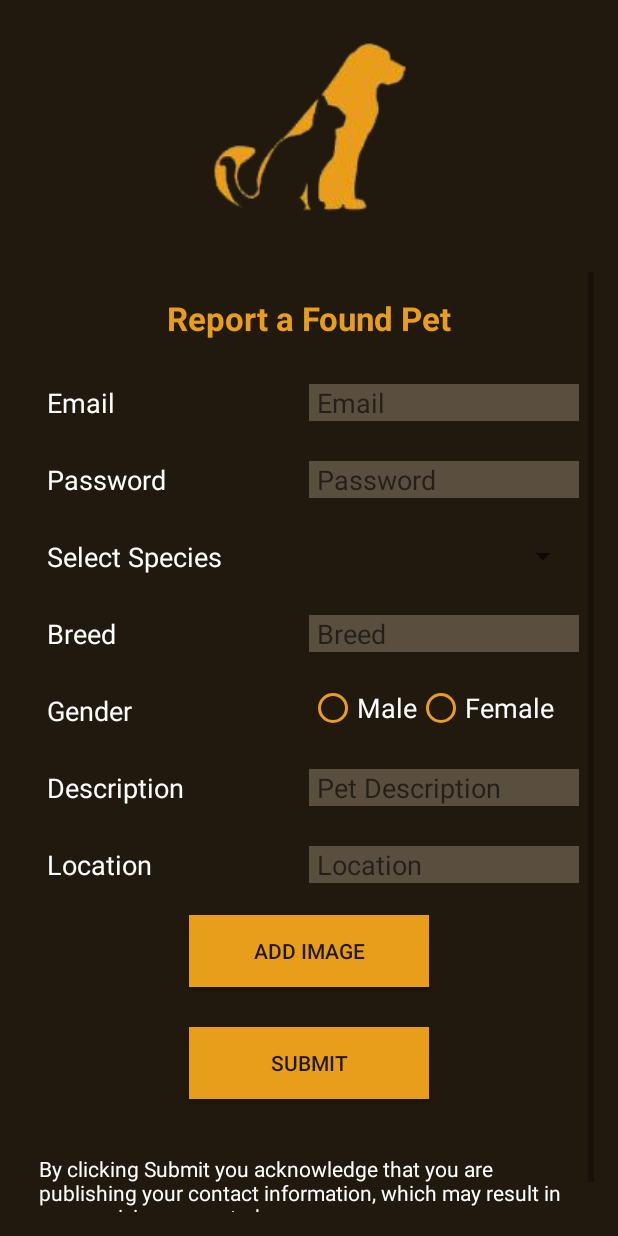
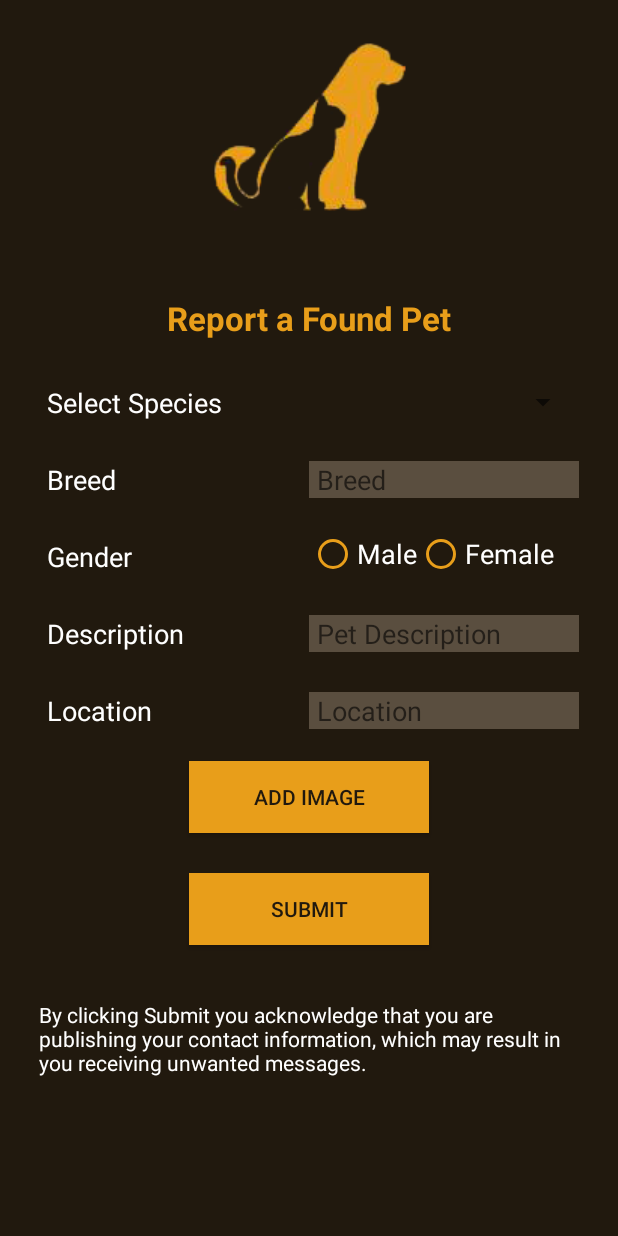
Before and after one commit to pbrooker/PetShout, an Android app: the layout fragment_report_found_pet.xml on its own in the app's theme, with its tools: preview values and no code run, on a phone screen of 412 x 824 dp. Run offline under Robolectric (Android 15) with nearby library versions, the phone set to English and light mode, and no system bars.

Commit message:
fixed an error in found pet fragment, adjusted to layout to add some scroll space.

```diff
--- a/app/src/main/java/com/codeitonce/petshout/ClaimLostPetFragment.java
+++ b/app/src/main/java/com/codeitonce/petshout/ClaimLostPetFragment.java
@@ -70,7 +70,7 @@ public class ClaimLostPetFragment extends Fragment {
         // Inflate the layout for this fragment
         View view = inflater.inflate(R.layout.fragment_claim_lost_pet, container, false);
 
-        mEmail = (TextView) view.findViewById(R.id.found_pet_email_textview);
+
         mBreed = (TextView) view.findViewById(R.id.claim_pet_breed);
         mGender = (TextView) view.findViewById(R.id.claim_pet_gender);
         mDescription = (TextView) view.findViewById(R.id.claim_pet_description);
--- a/app/src/main/java/com/codeitonce/petshout/MainActivity.java
+++ b/app/src/main/java/com/codeitonce/petshout/MainActivity.java
@@ -35,7 +35,7 @@ public class MainActivity extends AppCompatActivity
 
         DBHandler dbHandler = new DBHandler(getApplicationContext());
         //rebuild tables until issue of comparing data in sqlite solved
-        dbHandler.rebuildTables();
+        //dbHandler.rebuildTables();
 
         try
         {
--- a/app/src/main/java/com/codeitonce/petshout/ReportFoundPetFragment.java
+++ b/app/src/main/java/com/codeitonce/petshout/ReportFoundPetFragment.java
@@ -24,7 +24,6 @@ import android.widget.EditText;
 import android.widget.RadioButton;
 import android.widget.RadioGroup;
 import android.widget.Spinner;
-import android.widget.TextView;
 import android.widget.Toast;
 
 import com.backendless.Backendless;
@@ -71,8 +70,6 @@ public class ReportFoundPetFragment extends Fragment
     private String userObjectID;
     private BackendlessUser currentbkuser;
     private Boolean isValidUser;
-    private TextView mEmailTextView;
-    private TextView mPasswordTextView;
     private DBHandler db;
     private String mID;
 
@@ -100,7 +97,7 @@ public class ReportFoundPetFragment extends Fragment
             userEmail = user.getEmail();
             userObjectID = user.getObjectId();
            //Log.i("current user", userObjectID.toString());
-           // Log.i("user email", userEmail);
+            Log.i("user email", userEmail);
             currentbkuser = new BackendlessUser();
 
         }
@@ -126,17 +123,8 @@ public class ReportFoundPetFragment extends Fragment
         mGender = (RadioGroup) view.findViewById(R.id.gender_group);
         mAddImage = (Button) view.findViewById(R.id.image_button);
         mSubmit = (Button) view.findViewById(R.id.submit_button);
-        mEmailTextView = (TextView)view.findViewById(R.id.found_pet_email_textview);
-        mPasswordTextView = (TextView) view.findViewById(R.id.found_pet_password_textview);
 
-        if(isValidUser)
-        {
-            mPasswordTextView.setVisibility(View.INVISIBLE);
-            mEmailTextView.setVisibility(View.INVISIBLE);
-            mEmail.setVisibility(View.INVISIBLE);
-            mPassword.setVisibility(View.INVISIBLE);
 
-        }
 
         final RadioButton selection = (RadioButton) view.findViewById(mGender.getCheckedRadioButtonId());
 
@@ -185,7 +173,7 @@ public class ReportFoundPetFragment extends Fragment
                         mID = UUID.randomUUID().toString();
                         db = new DBHandler(getActivity());
                         Post post = new Post(mLocation.getText().toString(), "F", gender, species, mBreed.getText().toString(),
-                                mPetDescription.getText().toString(), remoteURL, mID, currentbkuser.getEmail().toString());
+                                mPetDescription.getText().toString(), remoteURL, mID, userEmail);
 
                         db.addPost(post);
                         currentbkuser.setProperty(Constents.TABLE_POSTS, post);
--- a/app/src/main/res/layout/fragment_report_found_pet.xml
+++ b/app/src/main/res/layout/fragment_report_found_pet.xml
@@ -37,64 +37,10 @@
                     android:text="@string/report_found_pet_header"
                 />
 
-            </TableRow>
-
-            <TableRow
-                android:layout_width="match_parent"
-                android:layout_height="match_parent"
-                android:layout_marginTop="8dp"
-                android:layout_marginBottom="8dp"
-           >
-
-                <TextView
-                    style="@style/FormTitleText"
-                    android:layout_width="0dp"
-                    android:layout_height="wrap_content"
-                    android:layout_weight="1"
-                    android:id="@+id/found_pet_email_textview"
-                    android:text="@string/email_title"
-                />
-
-                <EditText
-                    style="@style/EditTextFields"
-                    android:layout_width="0dp"
-                    android:layout_height="wrap_content"
-                    android:layout_weight="1"
-                    android:inputType="textEmailAddress"
-                    android:textAppearance="?android:attr/textAppearanceMedium"
-                    android:hint="@string/email_address_input"
-                    android:id="@+id/email_address_input"
-                />
 
             </TableRow>
 
-            <TableRow
-                android:layout_width="wrap_content"
-                android:layout_height="match_parent"
-                android:layout_marginTop="8dp"
-                android:layout_marginBottom="8dp"
-            >
 
-                <TextView
-                    style="@style/FormTitleText"
-                    android:layout_width="0dp"
-                    android:layout_height="wrap_content"
-                    android:layout_weight="1"
-                    android:id="@+id/found_pet_password_textview"
-                    android:text="@string/password_input"
-                />
-
-                <EditText
-                    style="@style/EditTextFields"
-                    android:layout_width="0dp"
-                    android:layout_height="wrap_content"
-                    android:layout_weight="1"
-                    android:textAppearance="?android:attr/textAppearanceMedium"
-                    android:hint="@string/password_input"
-                    android:id="@+id/password_input"
-                    android:inputType="textPassword"/>
-
-            </TableRow>
 
             <TableRow
                 android:layout_width="match_parent"
@@ -305,6 +251,42 @@
                 />
 
             </TableRow>
+            <TableRow
+                android:layout_width="match_parent"
+                android:layout_height="match_parent">
+            </TableRow>
+            <TableRow
+            android:layout_width="match_parent"
+            android:layout_height="match_parent">
+        </TableRow>
+            <TableRow
+            android:layout_width="match_parent"
+            android:layout_height="match_parent">
+        </TableRow>
+            <TableRow
+            android:layout_width="match_parent"
+            android:layout_height="match_parent">
+        </TableRow>
+            <TableRow
+                android:layout_width="match_parent"
+                android:layout_height="match_parent">
+            </TableRow>
+            <TableRow
+                android:layout_width="match_parent"
+                android:layout_height="match_parent">
+            </TableRow>
+            <TableRow
+                android:layout_width="match_parent"
+                android:layout_height="match_parent">
+                <TextView
+                    android:layout_height="wrap_content"
+                    android:layout_width="match_parent"
+                    android:text=""
+                    android:textSize="20sp"
+
+                    />
+
+            </TableRow>
 
         </TableLayout>
 
```
